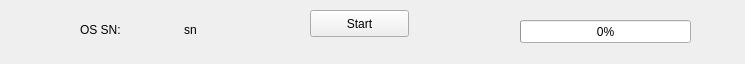
Qt form burningdevice.ui (archerHe/heyuan) before a commit.
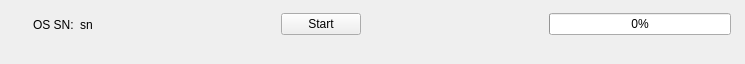
The same form after that commit.

Commit message: finish flash, update ui color

Diff of the .ui file:
```diff
--- a/burningdevice.ui
+++ b/burningdevice.ui
@@ -13,55 +13,23 @@
   <property name="windowTitle">
    <string>Form</string>
   </property>
-  <widget class="QLabel" name="lbl_img_status">
+  <widget class="QWidget" name="">
    <property name="geometry">
     <rect>
      <x>20</x>
      <y>10</y>
-     <width>41</width>
-     <height>31</height>
-    </rect>
-   </property>
-   <property name="text">
-    <string/>
-   </property>
-  </widget>
-  <widget class="QPushButton" name="btn_switch">
-   <property name="geometry">
-    <rect>
-     <x>310</x>
-     <y>10</y>
-     <width>99</width>
-     <height>27</height>
-    </rect>
-   </property>
-   <property name="text">
-    <string>Start</string>
-   </property>
-  </widget>
-  <widget class="QProgressBar" name="pgb_burning">
-   <property name="geometry">
-    <rect>
-     <x>520</x>
-     <y>20</y>
-     <width>171</width>
-     <height>23</height>
-    </rect>
-   </property>
-   <property name="value">
-    <number>0</number>
-   </property>
-  </widget>
-  <widget class="QWidget" name="layoutWidget">
-   <property name="geometry">
-    <rect>
-     <x>80</x>
-     <y>20</y>
-     <width>201</width>
-     <height>19</height>
+     <width>711</width>
+     <height>29</height>
     </rect>
    </property>
    <layout class="QHBoxLayout" name="horizontalLayout">
+    <item>
+     <widget class="QLabel" name="lbl_img_status">
+      <property name="text">
+       <string/>
+      </property>
+     </widget>
+    </item>
     <item>
      <widget class="QLabel" name="lbl_sn">
       <property name="text">
@@ -76,6 +44,46 @@
       </property>
      </widget>
     </item>
+    <item>
+     <spacer name="horizontalSpacer_2">
+      <property name="orientation">
+       <enum>Qt::Horizontal</enum>
+      </property>
+      <property name="sizeHint" stdset="0">
+       <size>
+        <width>40</width>
+        <height>20</height>
+       </size>
+      </property>
+     </spacer>
+    </item>
+    <item>
+     <widget class="QPushButton" name="btn_switch">
+      <property name="text">
+       <string>Start</string>
+      </property>
+     </widget>
+    </item>
+    <item>
+     <spacer name="horizontalSpacer">
+      <property name="orientation">
+       <enum>Qt::Horizontal</enum>
+      </property>
+      <property name="sizeHint" stdset="0">
+       <size>
+        <width>40</width>
+        <height>20</height>
+       </size>
+      </property>
+     </spacer>
+    </item>
+    <item>
+     <widget class="QProgressBar" name="pgb_burning">
+      <property name="value">
+       <number>0</number>
+      </property>
+     </widget>
+    </item>
    </layout>
   </widget>
  </widget>
```
The commit also changes 7 other files.
